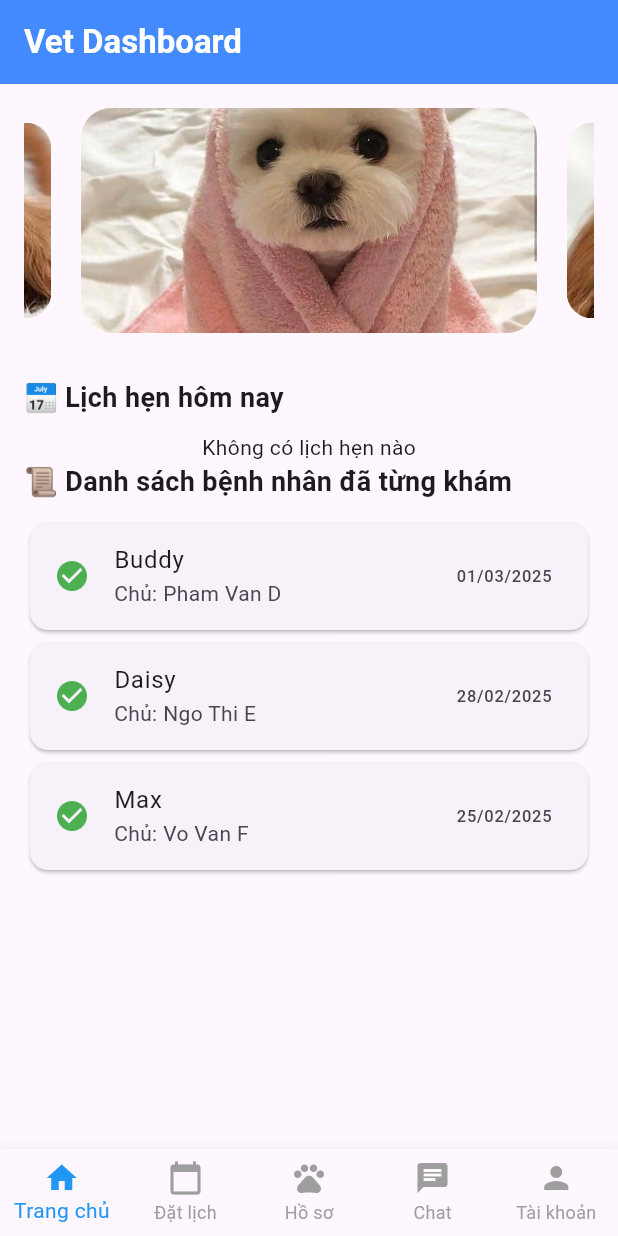
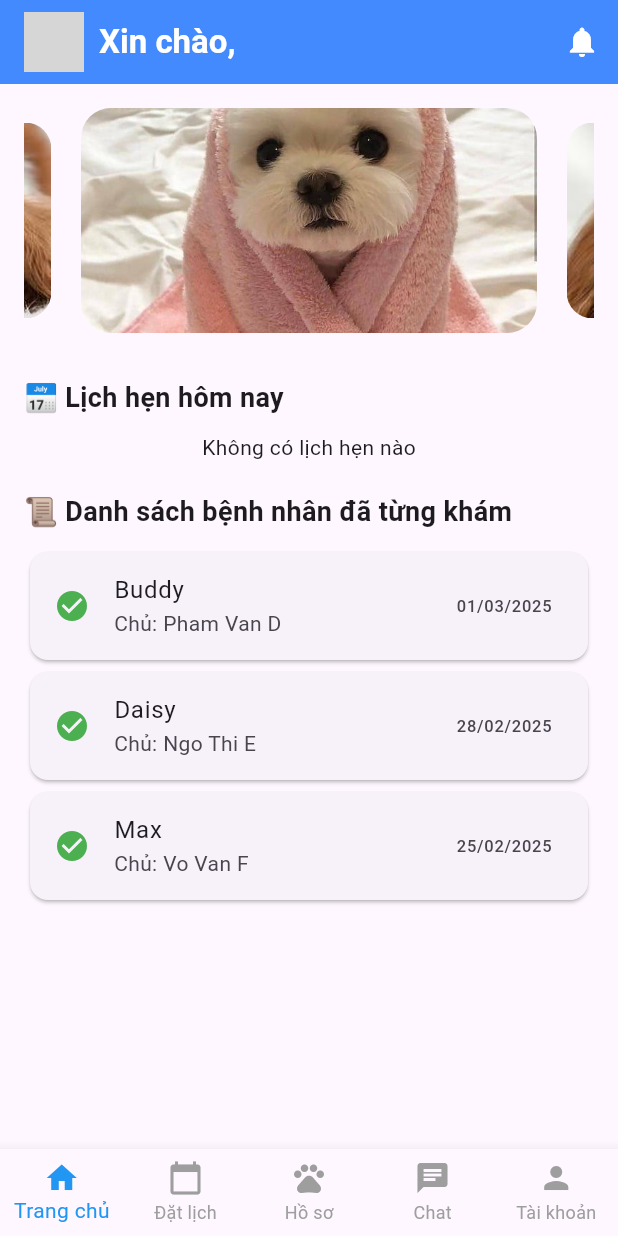
Before and after one commit to ThuDung213/pet-care, a Flutter app: the VetHomeScreen screen opened by its route, on a phone screen of 412 x 824 dp. Run offline on Flutter 3.47's test engine with Material 3 defaults, Android fonts, the phone set to English and light mode, and no system bars; drawn by our look-alikes of carousel_slider; our stand-ins replace cloud_firestore, firebase_auth, firebase_core, font_awesome_flutter, google_generative_ai, image_picker and 2 more; accounts and stored records are empty; generated files the repository leaves out were written again; network calls fail; grey boxes are pictures that could not be loaded.

Commit message:
Add vet notification, add vet chat

```diff
--- a/pet_care/lib/features/vet_home/vet_home_screen.dart
+++ b/pet_care/lib/features/vet_home/vet_home_screen.dart
@@ -1,5 +1,6 @@
 import 'package:firebase_auth/firebase_auth.dart';
 import 'package:flutter/material.dart';
+import 'package:pet_care/features/vet_home/chat_ui/vet_chat_screen.dart';
 import 'package:pet_care/features/vet_home/setting_ui/vet_account_screen.dart';
 import 'package:pet_care/features/vet_home/vet_booking_ui/vet_booking_screen.dart';
 import 'package:pet_care/features/vet_home/vet_home_ui/vet_home_main_screen.dart';
@@ -22,7 +23,7 @@ class _VetHomeScreenState extends State<VetHomeScreen> {
     VetHomeMainScreen(),
     VetBookingScreen(),
     VetRecordsScreen(vetId: FirebaseAuth.instance.currentUser?.uid ?? ""),
-    Center(child: Text('Chat')),
+    VetChatScreen(),
     VetAccountScreen(),
   ];
 
--- a/pet_care/lib/features/vet_home/vet_home_ui/vet_home_main_screen.dart
+++ b/pet_care/lib/features/vet_home/vet_home_ui/vet_home_main_screen.dart
@@ -1,15 +1,19 @@
 import 'package:firebase_auth/firebase_auth.dart';
 import 'package:flutter/material.dart';
 import 'package:carousel_slider/carousel_slider.dart';
-import 'package:pet_care/data/model/pet_list.dart';
+import 'package:pet_care/data/model/vet_model.dart';
 import 'package:pet_care/data/repositories/appointment_repository.dart';
 import 'package:pet_care/data/repositories/pet_repository.dart';
+import 'package:pet_care/data/repositories/vet_repository.dart';
+
+import '../../../data/model/pet_list.dart';
+import '../notification_ui/vet_notification_screen.dart';
 
 class VetHomeMainScreen extends StatelessWidget {
   final FirebaseAuth _auth = FirebaseAuth.instance;
   final AppointmentRepository _appointmentRepository = AppointmentRepository();
-  final PetRepository _petRepository =
-      PetRepository(); // Initialize PetRepository
+  final PetRepository _petRepository = PetRepository();
+  final VetRepository _vetRepository = VetRepository(); // Thêm VetRepository
 
   final List<String> newsBanners = [
     "assets/dogslide.jpg",
@@ -25,18 +29,52 @@ class VetHomeMainScreen extends StatelessWidget {
   @override
   Widget build(BuildContext context) {
     String? vetId = _auth.currentUser?.uid;
+
     return Scaffold(
       appBar: AppBar(
-        title: Text("Vet Dashboard",
-            style: TextStyle(fontWeight: FontWeight.bold, color: Colors.white)),
         backgroundColor: Colors.blueAccent,
+        title: FutureBuilder<Vet?>(
+          future: _vetRepository.getVetByIdFromModel(vetId!),
+          builder: (context, snapshot) {
+            if (!snapshot.hasData) {
+              return Text("Vet Dashboard",
+                  style: TextStyle(fontWeight: FontWeight.bold, color: Colors.white));
+            }
+            Vet vet = snapshot.data!;
+            return Row(
+              children: [
+                CircleAvatar(
+                  backgroundImage: vet?.avatar != null && vet!.avatar!.isNotEmpty
+                ? NetworkImage(vet!.avatar!)
+                : AssetImage("assets/avatar_default.png") as ImageProvider,
+                ),
+                SizedBox(width: 10),
+                Text(
+                  "Xin chào, ${vet.name}",
+                  style: TextStyle(fontWeight: FontWeight.bold, color: Colors.white),
+                ),
+              ],
+            );
+          },
+        ),
+        actions: [
+          IconButton(
+            icon: Icon(Icons.notifications, color: Colors.white),
+            onPressed: () {
+              Navigator.push(
+                context,
+                MaterialPageRoute(builder: (context) => VetNotificationScreen()),
+              );
+            },
+          ),
+        ],
       ),
       body: SingleChildScrollView(
         padding: EdgeInsets.all(16),
         child: Column(
           crossAxisAlignment: CrossAxisAlignment.start,
           children: [
-            // News Banner
+            // Banner tin tức
             CarouselSlider(
               options: CarouselOptions(
                 height: 150,
@@ -46,18 +84,15 @@ class VetHomeMainScreen extends StatelessWidget {
               items: newsBanners.map((image) {
                 return ClipRRect(
                   borderRadius: BorderRadius.circular(20),
-                  child: Image.asset(image,
-                      fit: BoxFit.cover, width: double.infinity),
+                  child: Image.asset(image, fit: BoxFit.cover, width: double.infinity),
                 );
               }).toList(),
             ),
             SizedBox(height: 30),
 
-            // Appointments Section
-            Text("📅 Lịch hẹn hôm nay",
-                style: TextStyle(fontWeight: FontWeight.bold, fontSize: 18)),
+            // Lịch hẹn hôm nay
+            Text("📅 Lịch hẹn hôm nay", style: TextStyle(fontWeight: FontWeight.bold, fontSize: 18)),
             SizedBox(height: 10),
-
             StreamBuilder<List<Map<String, dynamic>>>(
               stream: _appointmentRepository.getVetAppointments(vetId),
               builder: (context, snapshot) {
@@ -72,14 +107,12 @@ class VetHomeMainScreen extends StatelessWidget {
                 List<Map<String, dynamic>> appointments = snapshot.data!;
                 return Column(
                   children: appointments.map((appt) {
-                    String petId = appt['petId']; // Get petId
+                    String petId = appt['petId'];
 
                     return FutureBuilder<PetModel?>(
-                      future:
-                          _petRepository.getPetById(petId), // Fetch pet info
+                      future: _petRepository.getPetById(petId),
                       builder: (context, petSnapshot) {
-                        if (petSnapshot.connectionState ==
-                            ConnectionState.waiting) {
+                        if (petSnapshot.connectionState == ConnectionState.waiting) {
                           return CircularProgressIndicator();
                         }
                         if (!petSnapshot.hasData) {
@@ -91,9 +124,14 @@ class VetHomeMainScreen extends StatelessWidget {
 
                         PetModel pet = petSnapshot.data!;
                         return Card(
+                          shape: RoundedRectangleBorder(
+                            borderRadius: BorderRadius.circular(12),
+                          ),
                           child: ListTile(
-                            leading: Icon(Icons.pets, color: Colors.blueAccent),
-                            title: Text("${pet.petName}"), // Show petName
+                            leading: CircleAvatar(
+                              backgroundImage: NetworkImage(pet.imageUrl),
+                            ),
+                            title: Text("${pet.petName}"),
                             subtitle: Text("Chủ: ${pet.ownerName}"),
                             trailing: Text("${appt['time']}",
                                 style: TextStyle(fontWeight: FontWeight.bold)),
@@ -105,10 +143,16 @@ class VetHomeMainScreen extends StatelessWidget {
                 );
               },
             ),
+            SizedBox(height: 20),
+
+            // Danh sách bệnh nhân đã từng khám
             Text("📜 Danh sách bệnh nhân đã từng khám",
                 style: TextStyle(fontWeight: FontWeight.bold, fontSize: 18)),
             SizedBox(height: 10),
             ...pastPatients.map((patient) => Card(
+              shape: RoundedRectangleBorder(
+                borderRadius: BorderRadius.circular(12),
+              ),
               child: ListTile(
                 leading: Icon(Icons.check_circle, color: Colors.green),
                 title: Text("${patient['name']}"),
```
Also changed, not shown: pet_care/lib/data/repositories/vet_repository.dart (+17 -0 lines), pet_care/lib/features/vet_home/chat_ui/vet_chat_screen.dart (added, +149 -0 lines), pet_care/lib/features/vet_home/notification_ui/vet_notification_screen.dart (+71 -48 lines). Lines whose indentation alone changed are shown as unchanged.
